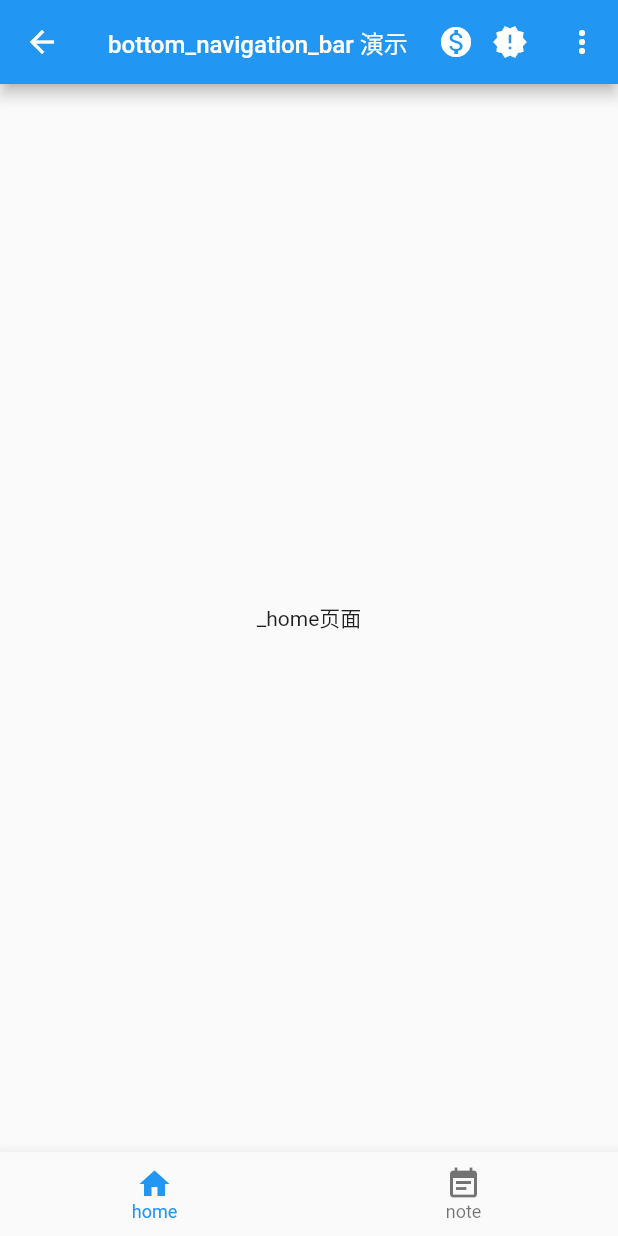
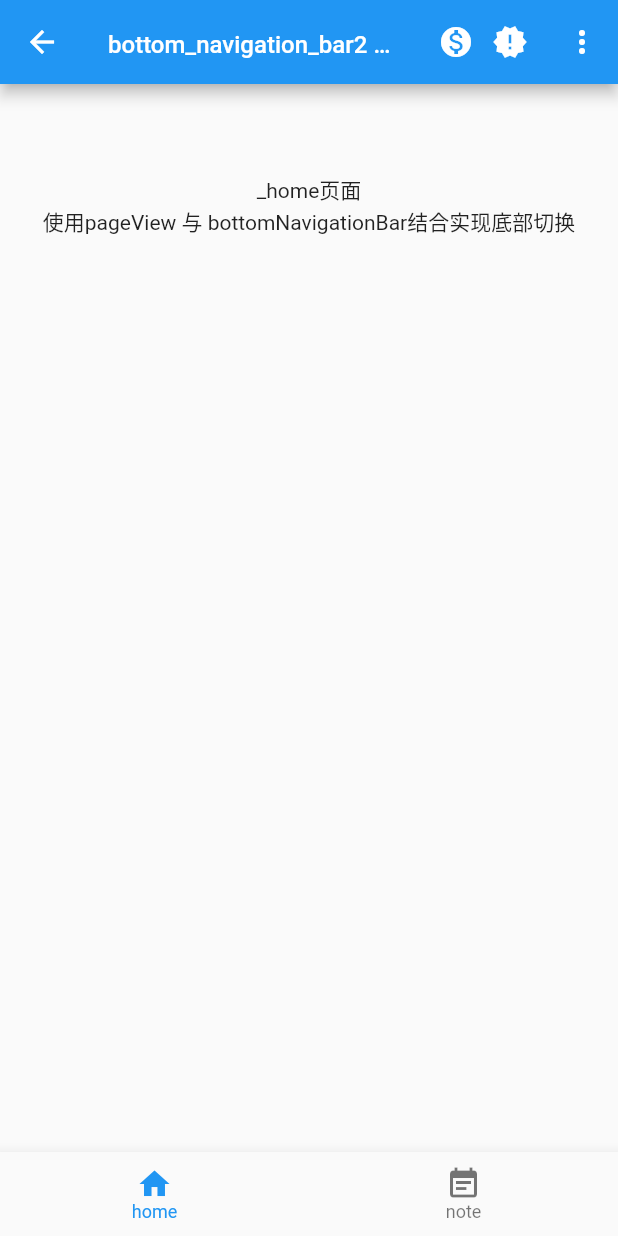
Before and after one commit to yanhuomili/flutter_layout_demo, a Flutter app: the screen it shows after launch, after a tap on "bottomNavigationBar2", on a phone screen of 412 x 824 dp. Run offline on Flutter 3.47's test engine with Material 2 defaults, Android fonts, the phone set to English and light mode, and no system bars.

```diff
--- a/layout_demo01/lib/pages/bottom_navigation_bar2.dart
+++ b/layout_demo01/lib/pages/bottom_navigation_bar2.dart
@@ -4,17 +4,17 @@ class BottomNavigationBarPage2 extends StatefulWidget {
   BottomNavigationBarPage2({Key key}) : super(key: key);
 
   @override
-  _BottomNavigationBarPageState2 createState() => _BottomNavigationBarPageState2();
+  _BottomNavigationBarPage2State createState() => _BottomNavigationBarPage2State();
 }
 
-class _BottomNavigationBarPageState2 extends State<BottomNavigationBarPage2> {
+class _BottomNavigationBarPage2State extends State<BottomNavigationBarPage2> {
 
   int currentIndex = 0;
   List<Widget> _pageList = List()
   ..add(_HomePage())
   ..add(_NotePage());
 
-  PageController _pageController;
+  PageController _pageController = new PageController();
 
 
 
@@ -23,7 +23,7 @@ class _BottomNavigationBarPageState2 extends State<BottomNavigationBarPage2> {
     return Scaffold(
       appBar: AppBar(
         title: Text(
-          'bottom_navigation_bar 演示',
+          'bottom_navigation_bar2 演示',
           style: TextStyle(
             fontSize: 16.0
           ),
@@ -55,13 +55,17 @@ class _BottomNavigationBarPageState2 extends State<BottomNavigationBarPage2> {
               )
             ]
           )
-
         ],
       ),
       bottomNavigationBar: BottomNavigationBar(
         onTap: (index){
           print('底部tab切换$index');
           setState(() {
+            _pageController.animateToPage(
+              index,
+              duration: Duration(milliseconds:300), // 过渡时间
+              curve: Curves.easeIn // 过渡曲线
+            );
             currentIndex = index;
           });
         },
@@ -79,12 +83,28 @@ class _BottomNavigationBarPageState2 extends State<BottomNavigationBarPage2> {
         ],
 
       ),
-      body: PageView(
-        children: _pageList,
+      /* 直接使用 */
+      // body: PageView(
+      //   children: _pageList,
+      //   onPageChanged: (index){
+      //     print('$index');
+      //   },
+      //   controller: _pageController,
+      // ),
+
+      /* 使用build方法*/
+      body: PageView.builder(
+        itemCount: _pageList.length,
         onPageChanged: (index){
-          print('$index');
+          print('页面切换$index');
+          setState(() {
+            currentIndex = index;
+          });
         },
         controller: _pageController,
+        itemBuilder: (BuildContext context, int index){
+          return _pageList[index];
+        },
       ),
     );
   }
@@ -97,8 +117,12 @@ class _HomePage extends StatelessWidget {
   @override
   Widget build(BuildContext context) {
     return Container(
-      child: Center(
-        child: Text('_home页面'),
+      padding: EdgeInsets.only(top: 60),
+      child: Column(
+        children: <Widget>[
+          Text('_home页面'),
+          Text('使用pageView 与 bottomNavigationBar结合实现底部切换'),
+        ],
       ),
     );
   }
--- a/layout_demo01/lib/pages/home.dart
+++ b/layout_demo01/lib/pages/home.dart
@@ -1,6 +1,7 @@
 import 'package:flutter/material.dart';
 import 'package:layout_demo01/pages/bottom_navigation_bar.dart';
 import 'package:layout_demo01/pages/bottom_navigation_bar2.dart';
+import 'package:layout_demo01/pages/tab_bar_view.dart';
 
 class HomePage extends StatefulWidget {
   HomePage({Key key}) : super(key: key);
@@ -35,6 +36,14 @@ class _HomePageState extends State<HomePage> {
                 print('路由跳转');
               },
             ),
+            ListTile(
+              title: Text('tabBarView'),
+              leading: Icon(Icons.ac_unit),
+              onTap: (){
+                Navigator.push(context, MaterialPageRoute(builder: (context) => TabBarViewPage()));
+                print('路由跳转');
+              },
+            ),
 
           ],
         ),
```
Also changed, not shown: layout_demo01/lib/pages/tab_bar_view.dart (added, +107 -0 lines), layout_demo01/pubspec.lock.
